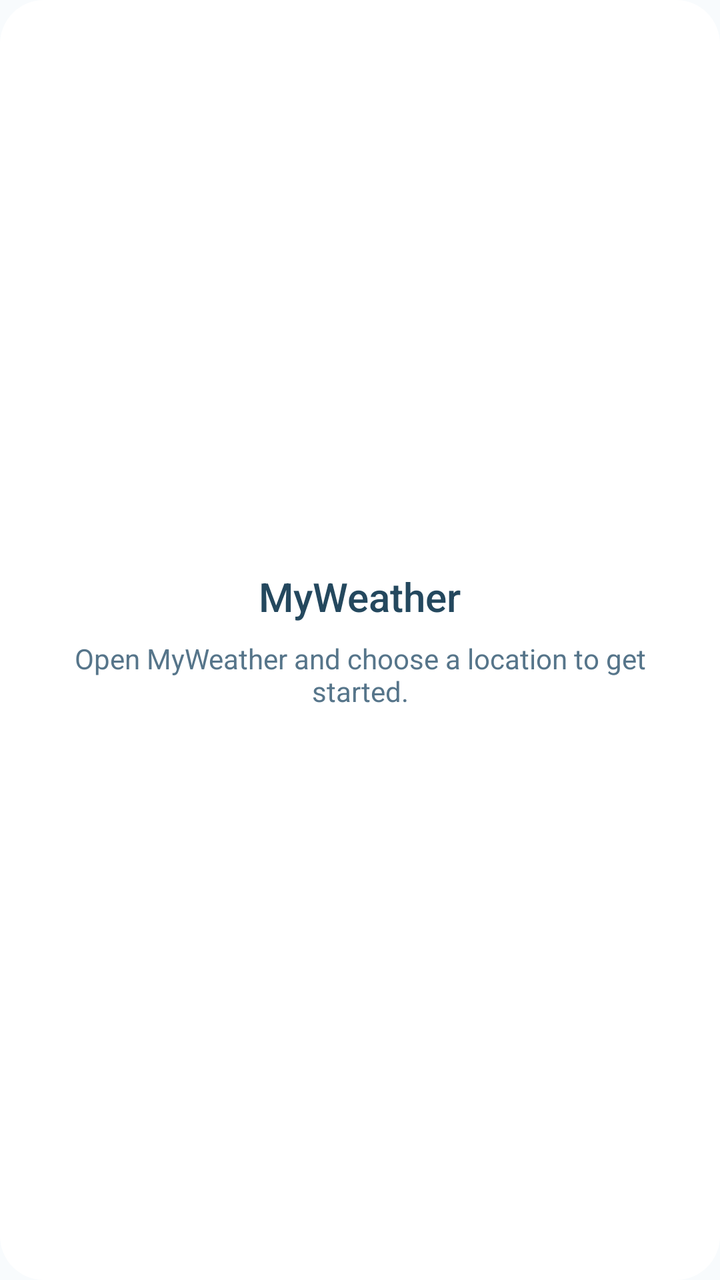
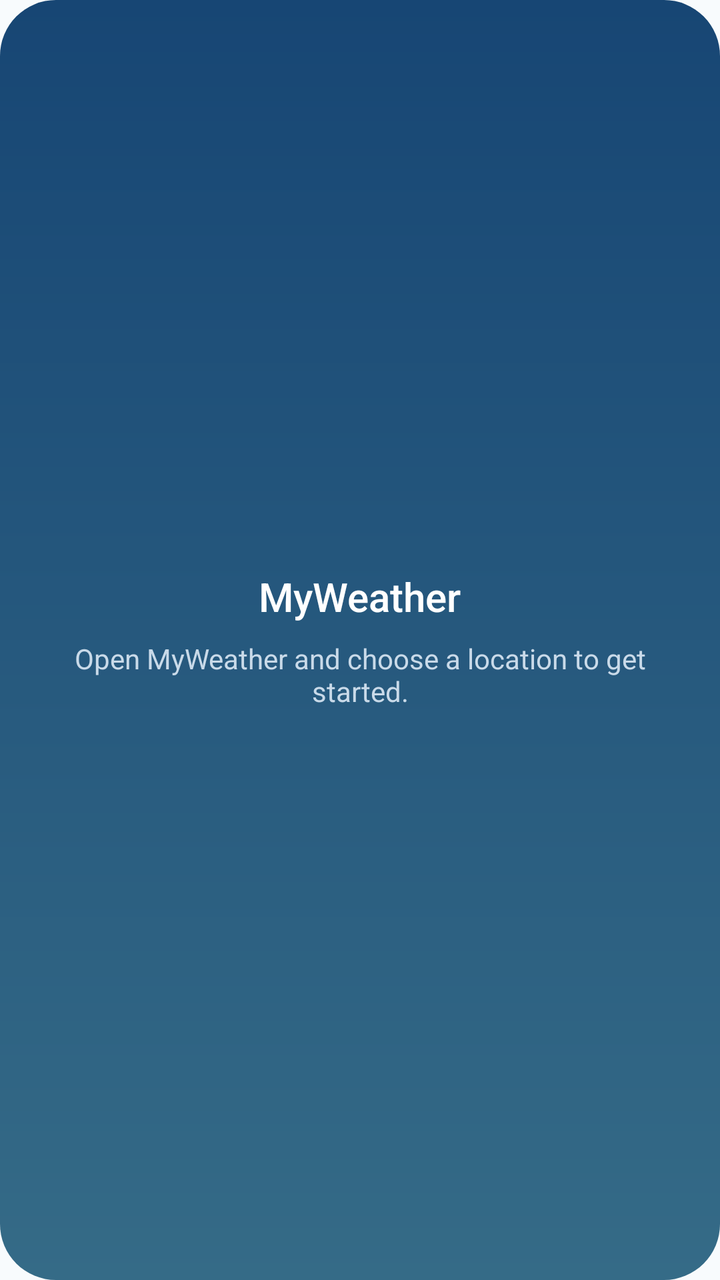

Before-and-after screenshots of an Android layout around one commit, followed by the original layout XML and the change that was made.
<!-- AndroidManifest.xml: application theme Theme.MyWeather -->
<!-- res/layout/weather_widget_loading.xml -->
<?xml version="1.0" encoding="utf-8"?>
<LinearLayout xmlns:android="http://schemas.android.com/apk/res/android"
    android:layout_width="match_parent" android:layout_height="match_parent"
    android:orientation="vertical" android:gravity="center"
    android:padding="16dp" android:background="@drawable/weather_panel">
    <TextView android:layout_width="wrap_content" android:layout_height="wrap_content"
        android:text="@string/app_name" android:textColor="@color/weather_ink"
        android:textSize="20sp" android:fontFamily="sans-serif-medium" />
    <TextView android:layout_width="wrap_content" android:layout_height="wrap_content"
        android:layout_marginTop="8dp" android:text="@string/widget_empty"
        android:textColor="@color/weather_muted" android:gravity="center" />
</LinearLayout>
<!-- resources referenced by this layout -->
<resources>
  <color name="weather_ink">#24485E</color>
  <color name="weather_muted">#56758A</color>
  <!-- drawable weather_panel (drawable) -->
  <?xml version="1.0" encoding="utf-8"?>
  <shape xmlns:android="http://schemas.android.com/apk/res/android">
      <solid android:color="@color/weather_surface" />
      <corners android:radius="22dp" />
  </shape>
  <string name="app_name">MyWeather</string>
  <string name="widget_empty">Open MyWeather and choose a location to get started.</string>
  <style name="Theme.MyWeather" parent="Base.Theme.MyWeather" />
  <color name="weather_surface">#FFFFFF</color>
  <style name="Base.Theme.MyWeather" parent="Theme.Material3.DayNight.NoActionBar">
          <item name="colorPrimary">@color/weather_accent</item>
          <item name="android:colorAccent">@color/weather_accent</item>
          <item name="android:statusBarColor">@color/weather_sky</item>
          <item name="android:navigationBarColor">@color/weather_canvas</item>
          <item name="android:windowLightStatusBar">true</item>
          <item name="android:windowBackground">@color/weather_canvas</item>
      </style>
  <color name="weather_accent">#558BAD</color>
  <color name="weather_sky">#EAF5FC</color>
  <color name="weather_canvas">#F8FBFD</color>
</resources>

<!-- the commit's change to res/layout/weather_widget_loading.xml (unified diff, before → after) -->
@@ -2,11 +2,11 @@
 <LinearLayout xmlns:android="http://schemas.android.com/apk/res/android"
     android:layout_width="match_parent" android:layout_height="match_parent"
     android:orientation="vertical" android:gravity="center"
-    android:padding="16dp" android:background="@drawable/weather_panel">
+    android:padding="16dp" android:background="@drawable/widget_sky_day">
     <TextView android:layout_width="wrap_content" android:layout_height="wrap_content"
-        android:text="@string/app_name" android:textColor="@color/weather_ink"
+        android:text="@string/app_name" android:textColor="#FFFFFF"
         android:textSize="20sp" android:fontFamily="sans-serif-medium" />
     <TextView android:layout_width="wrap_content" android:layout_height="wrap_content"
         android:layout_marginTop="8dp" android:text="@string/widget_empty"
-        android:textColor="@color/weather_muted" android:gravity="center" />
+        android:textColor="#C9DAE9" android:gravity="center" />
 </LinearLayout>
<!-- resource entries referenced after the edit -->
@@ -1,17 +1,13 @@
 <!-- resources referenced by this layout -->
 <resources>
-  <color name="weather_ink">#24485E</color>
-  <color name="weather_muted">#56758A</color>
-  <!-- drawable weather_panel (drawable) -->
-  <?xml version="1.0" encoding="utf-8"?>
+  <!-- drawable widget_sky_day (drawable) -->
   <shape xmlns:android="http://schemas.android.com/apk/res/android">
-      <solid android:color="@color/weather_surface" />
-      <corners android:radius="22dp" />
+      <corners android:radius="28dp" />
+      <gradient android:angle="270" android:startColor="#174674" android:endColor="#356B87" />
   </shape>
   <string name="app_name">MyWeather</string>
   <string name="widget_empty">Open MyWeather and choose a location to get started.</string>
   <style name="Theme.MyWeather" parent="Base.Theme.MyWeather" />
-  <color name="weather_surface">#FFFFFF</color>
   <style name="Base.Theme.MyWeather" parent="Theme.Material3.DayNight.NoActionBar">
           <item name="colorPrimary">@color/weather_accent</item>
           <item name="android:colorAccent">@color/weather_accent</item>
